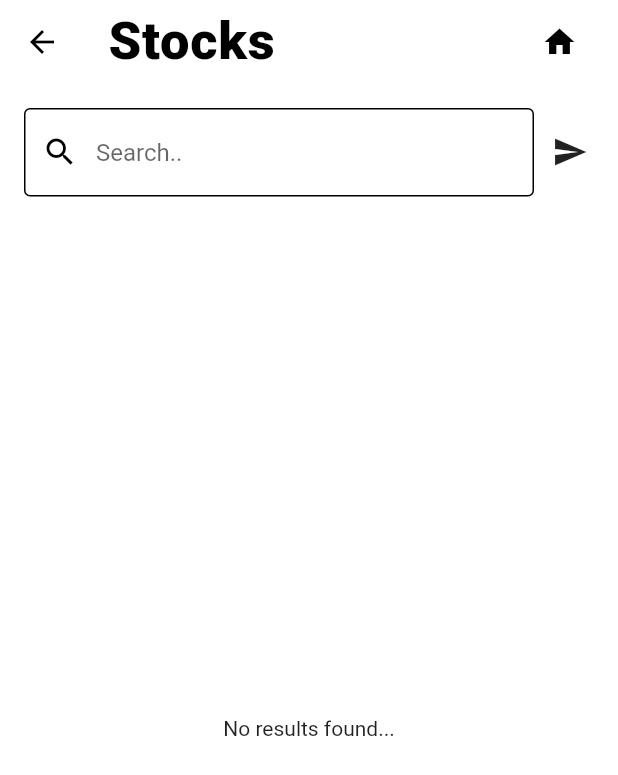
After one commit to nicolas-lukita/stockee, a Flutter app: the AlgoliaSearchPage screen opened by its route, on a phone screen of 412 x 824 dp. The commit adds this screen. Shown: the top 775 px of the screen. Run offline on Flutter 3.47's test engine with Material 2 defaults, Android fonts, the phone set to English and light mode, and no system bars; our stand-ins replace cloud_firestore, firebase_auth, firebase_core, flutter_otp_text_field, screenshot, share_plus and 2 more; missing offline and left inert: algolia, candlesticks; accounts and stored records are empty; generated files the repository leaves out were written again.

Commit message:
add search functionality using algolia search

```diff
--- a/lib/main.dart
+++ b/lib/main.dart
@@ -4,6 +4,7 @@ import 'package:provider/provider.dart';
 import 'package:stockee/authentication_page/login_screen.dart';
 import 'package:stockee/authentication_page/user_data_screen.dart';
 import 'package:stockee/home_page/home_screen.dart';
+import 'package:stockee/search_page/algolia_search_page.dart';
 import 'package:stockee/services/firebase_auth_methods.dart';
 import './search_page/search_screen.dart';
 import './dashboard/dash_screen.dart';
@@ -56,6 +57,7 @@ class MyApp extends StatelessWidget {
             LoginScreen.routeName: (context) => LoginScreen(),
             UserDataScreen.routeName: (context) => const UserDataScreen(),
             DetailsScreen.routeName: (context) => const DetailsScreen(),
+            AlgoliaSearchPage.routeName: (context) => const AlgoliaSearchPage(),
           }),
     );
   }
--- /dev/null
+++ b/lib/search_page/algolia_search_page.dart
@@ -0,0 +1,167 @@
+import 'package:cloud_firestore/cloud_firestore.dart';
+import 'package:firebase_auth/firebase_auth.dart';
+import 'package:flutter/material.dart';
+import 'package:algolia/algolia.dart';
+import 'package:provider/provider.dart';
+import 'package:stockee/search_page/search_bar.dart';
+import 'package:stockee/search_page/stock_card.dart';
+import 'package:stockee/services/api_key.dart';
+
+import '../helpers/custom_buttons.dart';
+import '../services/firebase_auth_methods.dart';
+
+class AlgoliaSearchPage extends StatefulWidget {
+  static const routeName = '/algolia-search-page';
+  const AlgoliaSearchPage({Key? key}) : super(key: key);
+
+  @override
+  State<AlgoliaSearchPage> createState() => _AlgoliaSearchPageState();
+}
+
+class _AlgoliaSearchPageState extends State<AlgoliaSearchPage> {
+  TextEditingController _searchText = TextEditingController(text: "");
+  var collectionRef = FirebaseFirestore.instance;
+  List<AlgoliaObjectSnapshot> _results = [];
+  bool _searching = false;
+
+  _search() async {
+    setState(() {
+      _searching = true;
+    });
+
+    Algolia algolia = const Algolia.init(
+      applicationId: algoliaAppId,
+      apiKey: algoliaKey,
+    );
+
+    AlgoliaQuery query = algolia.instance.index('stocks');
+    query = query.search(_searchText.text);
+
+    _results = (await query.getObjects()).hits;
+
+    setState(() {
+      _searching = false;
+    });
+  }
+
+  @override
+  Widget build(BuildContext context) {
+    final User user = context.read<FirebaseAuthMethods>().user;
+    return Scaffold(
+      resizeToAvoidBottomInset: false,
+      backgroundColor: Colors.white.withOpacity(0.95),
+      appBar: AppBar(
+        backgroundColor: Colors.white,
+        elevation: 0,
+        title: const Text(
+          "Stocks",
+          style: TextStyle(
+              fontWeight: FontWeight.w800,
+              fontSize: 35,
+              color: Colors.black,
+              letterSpacing: 0.5),
+        ),
+        actions: [
+          Padding(
+            padding: const EdgeInsets.only(right: 15),
+            child: CustomButtons.homeButton(context),
+          )
+        ],
+      ),
+      body: Container(
+        // padding: const EdgeInsets.symmetric(horizontal: 8),
+        child: Column(
+          crossAxisAlignment: CrossAxisAlignment.center,
+          children: <Widget>[
+            Padding(
+              padding: const EdgeInsets.only(
+                  left: 16, top: 16, bottom: 16, right: 8),
+              child: Row(
+                mainAxisAlignment: MainAxisAlignment.center,
+                children: [
+                  Expanded(
+                    child: SearchBar(
+                      controller: _searchText,
+                    ),
+                  ),
+                  IconButton(onPressed: _search, icon: const Icon(Icons.send))
+                ],
+              ),
+            ),
+            Expanded(
+                child: _searching == true
+                    ? const Center(
+                        child: Text("Searching..."),
+                      )
+                    : _results.isEmpty
+                        ? const Center(
+                            child: Text("No results found..."),
+                          )
+                        : GridView.builder(
+                            gridDelegate:
+                                SliverGridDelegateWithFixedCrossAxisCount(
+                              crossAxisCount:
+                                  (MediaQuery.of(context).orientation ==
+                                          Orientation.portrait)
+                                      ? 2
+                                      : 3,
+                              childAspectRatio: 1 / 1,
+                            ),
+                            //itemCount: _results.length,
+                            itemBuilder: (BuildContext ctx, int index) {
+                              AlgoliaObjectSnapshot snap = _results[index];
+                              return StreamBuilder<DocumentSnapshot>(
+                                  stream: collectionRef
+                                      .collection('users')
+                                      .doc(user.uid)
+                                      .snapshots(),
+                                  builder: (context, snapshot) {
+                                    if (snapshot.hasData) {
+                                      var userWatchlist = (snapshot.data!.data()
+                                          as Map)['watchlist'];
+                                      var newList = [...userWatchlist];
+                                      return StockCard(
+                                          uid: user.uid,
+                                          symbol: snap.data["symbol"],
+                                          name: snap.data["name"],
+                                          isFollowed: (newList.isNotEmpty &&
+                                                  newList.firstWhere(
+                                                          (element) =>
+                                                              element[
+                                                                  'symbol'] ==
+                                                              snap.data[
+                                                                  "symbol"],
+                                                          orElse: () => null) !=
+                                                      null)
+                                              ? true
+                                              : false);
+                                    } else {
+                                      return const Center(
+                                          child: CircularProgressIndicator());
+                                    }
+                                  });
+                            })
+
+                // : ListView.builder(
+                //     itemCount: _results.length,
+                //     itemBuilder: (BuildContext ctx, int index) {
+                //       AlgoliaObjectSnapshot snap = _results[index];
+
+                //       return ListTile(
+                //         leading: CircleAvatar(
+                //           child: Text(
+                //             (index + 1).toString(),
+                //           ),
+                //         ),
+                //         title: Text(snap.data["symbol"]),
+                //         subtitle: Text(snap.data["name"]),
+                //       );
+                //     },
+                //   ),
+                ),
+          ],
+        ),
+      ),
+    );
+  }
+}
--- a/lib/search_page/search_bar.dart
+++ b/lib/search_page/search_bar.dart
@@ -1,17 +1,18 @@
 import 'package:flutter/material.dart';
 
 class SearchBar extends StatelessWidget {
-  const SearchBar({Key? key}) : super(key: key);
+  const SearchBar({Key? key, required this.controller}) : super(key: key);
+  final TextEditingController controller;
 
   @override
   Widget build(BuildContext context) {
     return Container(
-      padding: const EdgeInsets.symmetric(horizontal: 24, vertical: 16),
+      // padding: const EdgeInsets.symmetric(horizontal: 16, vertical: 8),
       color: const Color(0x54FFFFFF),
       child: Container(
         width: double.infinity,
-        margin: const EdgeInsets.symmetric(vertical: 10),
         child: TextField(
+          controller: controller,
           onChanged: (_) {},
           decoration: const InputDecoration(
             hintText: 'Search..',
--- a/lib/search_page/search_screen.dart
+++ b/lib/search_page/search_screen.dart
@@ -19,6 +19,7 @@ class SearchScreen extends StatefulWidget {
 }
 
 class _SearchScreenState extends State<SearchScreen> {
+  TextEditingController _searchText = TextEditingController(text: "");
   List _stockList = [];
   // List<StockListing> _stockList = [];
   var collectionRef = FirebaseFirestore.instance;
@@ -94,7 +95,9 @@ class _SearchScreenState extends State<SearchScreen> {
         ],
       ),
       body: Column(children: <Widget>[
-        const SearchBar(),
+        SearchBar(
+          controller: _searchText,
+        ),
         isLoading
             ? const Center(
                 child: CircularProgressIndicator(),
```
Also changed, not shown: lib/home_page/home_screen.dart (+7 -8 lines).
